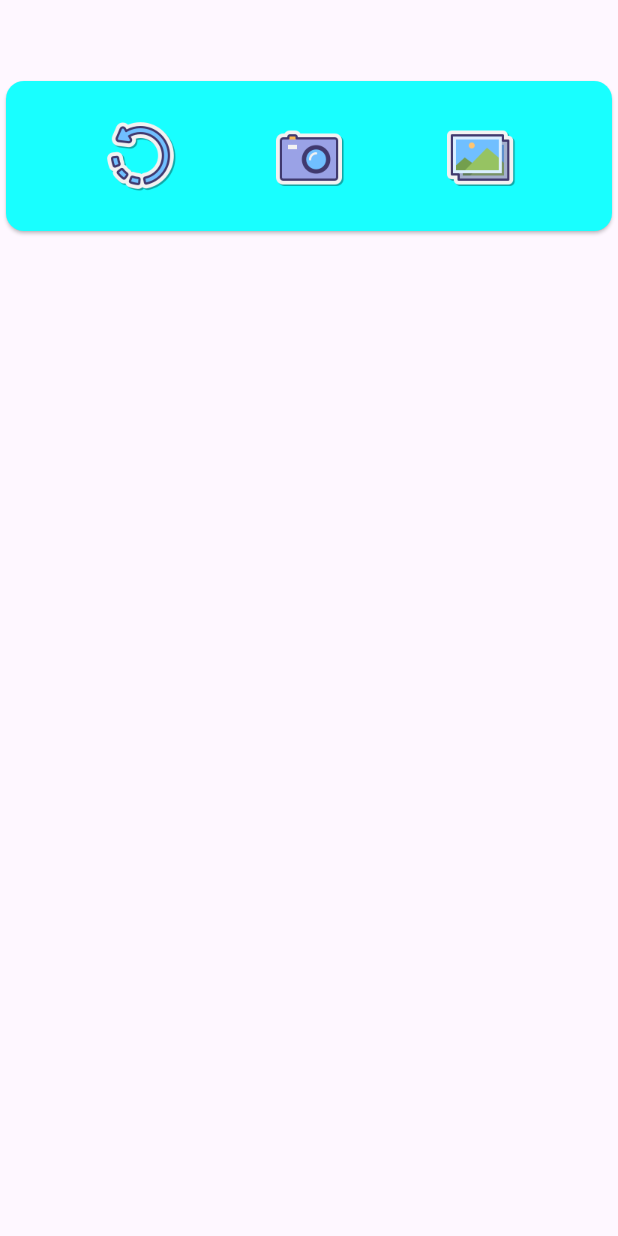
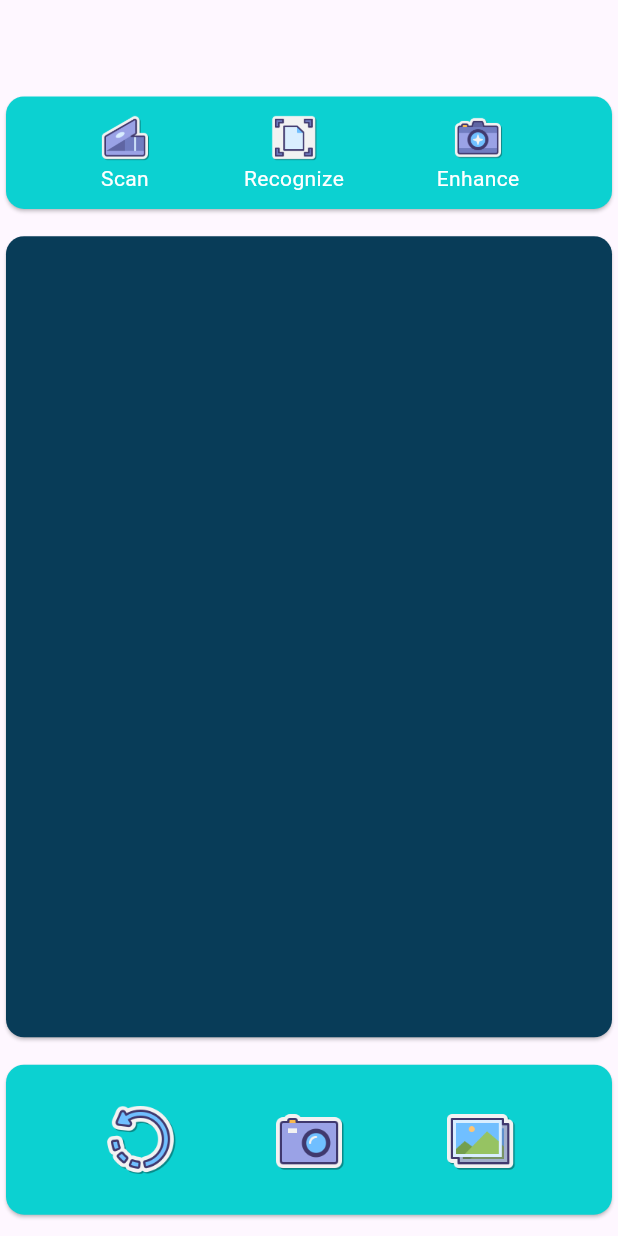
Before and after one commit to AaronPeterOcen/doc_scanner_fl, a Flutter app: the screen it shows after launch, on a phone screen of 412 x 824 dp. Run offline on Flutter 3.47's test engine with Material 3 defaults, Android fonts, the phone set to English and light mode, and no system bars.

Commit message:
completed the ui of the app

```diff
--- a/lib/screens/home_screen.dart
+++ b/lib/screens/home_screen.dart
@@ -14,9 +14,67 @@ class _HomeScreenState extends State<HomeScreen> {
     return Container(
         padding: EdgeInsets.only(top: 50),
         child: Column(
+          mainAxisAlignment: MainAxisAlignment.spaceEvenly,
           children: [
             Card(
-              color: Colors.cyanAccent,
+              color: const Color.fromARGB(255, 12, 209, 209),
+              child: SizedBox(
+                height: 75,
+                child: Row(
+                  mainAxisAlignment: MainAxisAlignment.spaceEvenly,
+                  children: [
+                    InkWell(
+                      child: Column(
+                        mainAxisAlignment: MainAxisAlignment.center,
+                        children: [
+                          Image.asset("assets/images/scanner-100.png",
+                              width: 35, height: 35),
+                          Text(
+                            'Scan',
+                            style: TextStyle(color: Colors.white),
+                          ),
+                        ],
+                      ),
+                      onTap: () {},
+                    ),
+                    InkWell(
+                      child: Column(
+                        mainAxisAlignment: MainAxisAlignment.center,
+                        children: [
+                          Image.asset("assets/images/scanning-100.png",
+                              width: 35, height: 35),
+                          Text(
+                            "Recognize",
+                            style: TextStyle(color: Colors.white),
+                          )
+                        ],
+                      ),
+                      onTap: () {},
+                    ),
+                    InkWell(
+                      child: Column(
+                        mainAxisAlignment: MainAxisAlignment.center,
+                        children: [
+                          Image.asset("assets/images/camera-enhance-100.png",
+                              width: 35, height: 35),
+                          Text(
+                            "Enhance",
+                            style: TextStyle(color: Colors.white),
+                          )
+                        ],
+                      ),
+                      onTap: () {},
+                    )
+                  ],
+                ),
+              ),
+            ),
+            Card(
+                color: const Color.fromARGB(255, 8, 60, 88),
+                child: Container(
+                    height: MediaQuery.of(context).size.height - 290)),
+            Card(
+              color: const Color.fromARGB(255, 12, 209, 209),
               child: SizedBox(
                 height: 100,
                 child: Row(
```
Also changed, not shown: assets/images/camera-enhance-100.png (added), assets/images/scanner-100.png (added), assets/images/scanning-100.png (added).
